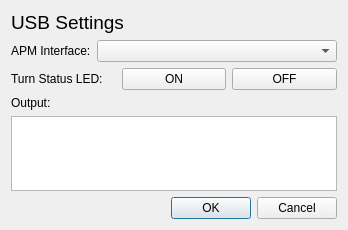
Before: the Qt Designer form usbsettings.ui in CHRISIzzDA/APM_Qt_UI_v1, drawn with Qt 5.
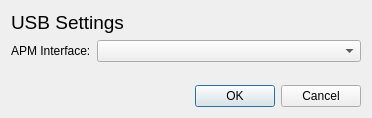
After: the same form once the commit is applied.

Diff of the .ui file:
```diff
--- a/usbsettings.ui
+++ b/usbsettings.ui
@@ -6,8 +6,8 @@
    <rect>
     <x>0</x>
     <y>0</y>
-    <width>348</width>
-    <height>230</height>
+    <width>372</width>
+    <height>118</height>
    </rect>
   </property>
   <property name="windowTitle">
@@ -67,57 +67,6 @@
      </item>
     </layout>
    </item>
-   <item>
-    <layout class="QHBoxLayout" name="horizontalLayout_3">
-     <item>
-      <widget class="QLabel" name="label_3">
-       <property name="text">
-        <string>Turn Status LED:</string>
-       </property>
-      </widget>
-     </item>
-     <item>
-      <widget class="QPushButton" name="pb_status_led_on">
-       <property name="text">
-        <string>ON</string>
-       </property>
-      </widget>
-     </item>
-     <item>
-      <widget class="QPushButton" name="pb_status_led_off">
-       <property name="text">
-        <string>OFF</string>
-       </property>
-      </widget>
-     </item>
-    </layout>
-   </item>
-   <item>
-    <widget class="QLabel" name="label_4">
-     <property name="text">
-      <string>Output:</string>
-     </property>
-    </widget>
-   </item>
-   <item>
-    <widget class="QPlainTextEdit" name="pte_usbdata">
-     <property name="font">
-      <font>
-       <family>Consolas</family>
-       <pointsize>11</pointsize>
-      </font>
-     </property>
-     <property name="readOnly">
-      <bool>true</bool>
-     </property>
-     <property name="overwriteMode">
-      <bool>false</bool>
-     </property>
-     <property name="centerOnScroll">
-      <bool>true</bool>
-     </property>
-    </widget>
-   </item>
    <item>
     <spacer name="verticalSpacer">
      <property name="orientation">
```
